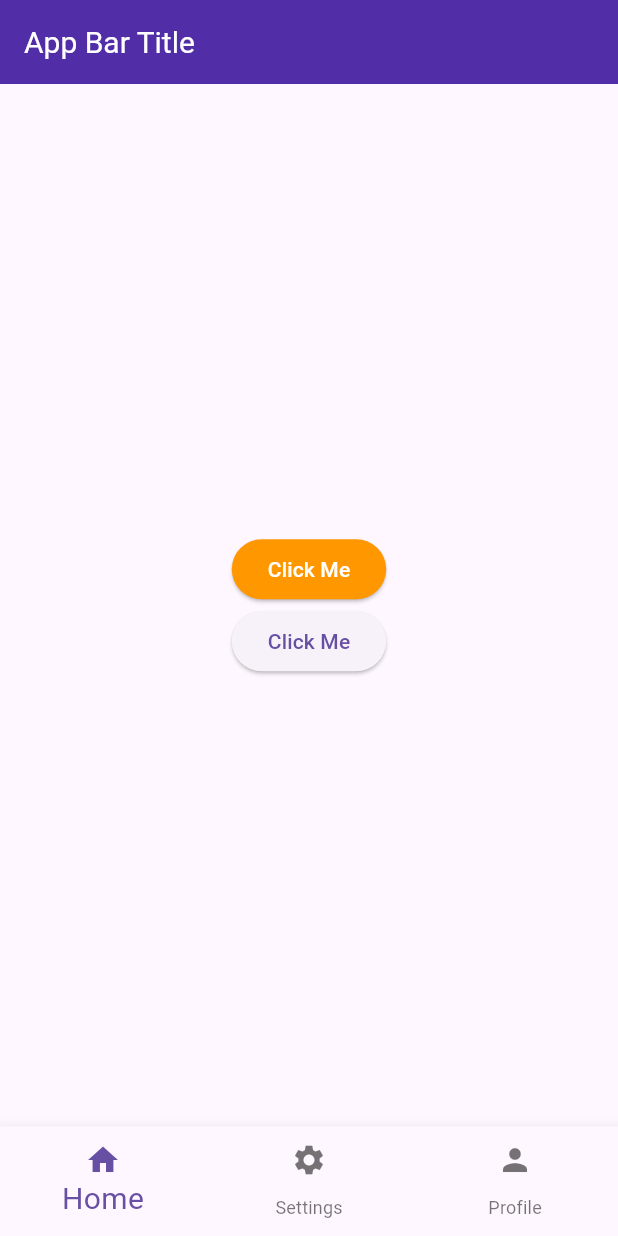
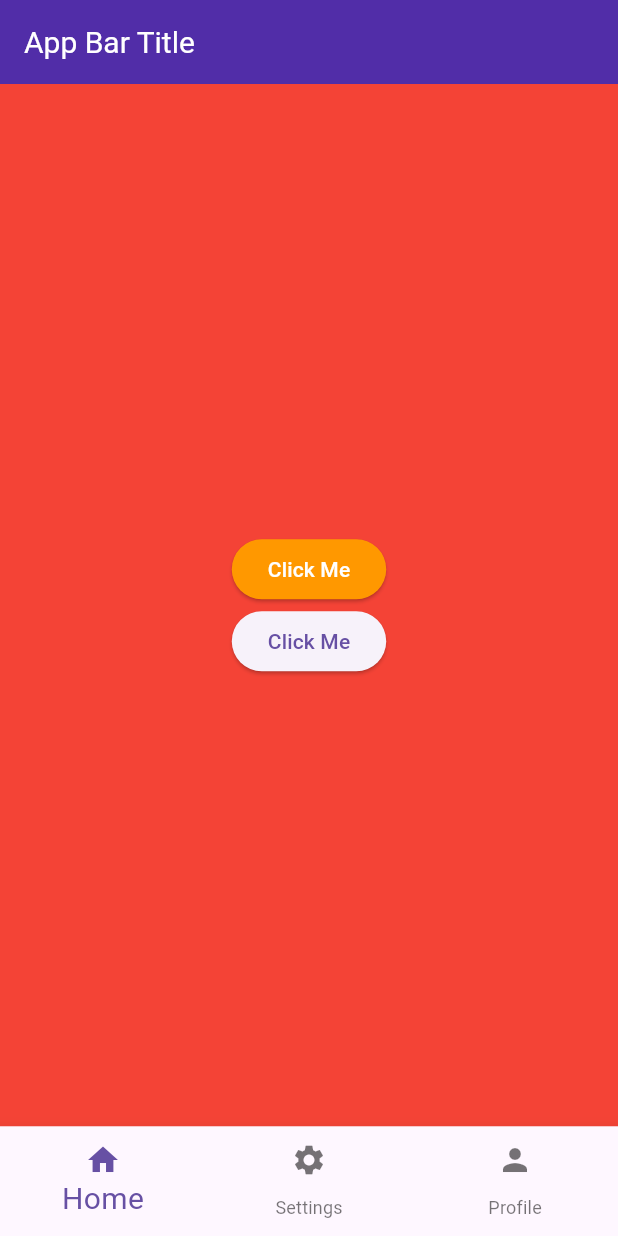
Before and after one commit to joharkhan99/flutter_basics, a Flutter app: the screen it shows after launch, on a phone screen of 412 x 824 dp. Run offline on Flutter 3.47's test engine with Material 3 defaults, Android fonts, the phone set to English and light mode, and no system bars; missing offline and left inert: dart:ffi.

Commit message:
Refactor UI layout and add image assets

```diff
--- a/lib/main.dart
+++ b/lib/main.dart
@@ -28,9 +28,11 @@ class _MyAppState extends State<MyApp> {
             titleTextStyle: const TextStyle(color: Colors.white, fontSize: 20),
           ),
           body: Center(
-              child: SizedBox(
+            child: bottomNavIndex == 0
+                ? Container(
                     width: double.infinity,
                     height: double.infinity,
+                    color: Colors.red,
                     child: Row(
                       mainAxisAlignment: MainAxisAlignment.center,
                       crossAxisAlignment: CrossAxisAlignment.center,
@@ -63,7 +65,11 @@ class _MyAppState extends State<MyApp> {
                         ),
                       ],
                     ),
-          )),
+                  )
+                : Image.asset("images/lotus-leaf.jpg"),
+            // : Image.network(
+            //     "https://images.pexels.com/photos/11292498/pexels-photo-11292498.jpeg"),
+          ),
           bottomNavigationBar: BottomNavigationBar(
             items: const [
               BottomNavigationBarItem(
```
Also changed, not shown: pubspec.yaml (+4 -6 lines), images/lotus-leaf.jpg (added). Lines whose indentation alone changed are shown as unchanged.
